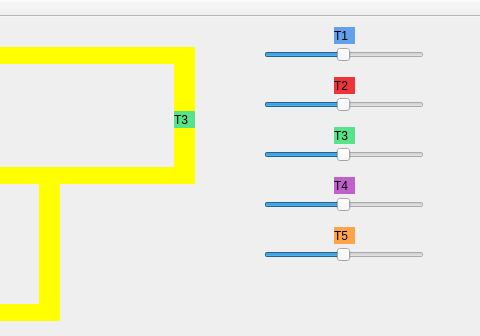
This is mainwindow.ui in angelomiray/OS-U2-Trains as Qt 5 draws it before an edit; both pictures show x 696 to 1176 and y 0 to 336 of the 1176 by 459 pixel window. The edited form follows.
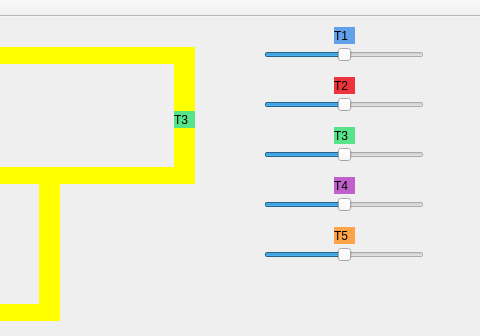
This is the edited form.

```diff
--- a/mainwindow.ui
+++ b/mainwindow.ui
@@ -322,7 +322,7 @@
      </rect>
     </property>
     <property name="minimum">
-     <number>1</number>
+     <number>0</number>
     </property>
     <property name="maximum">
      <number>200</number>
@@ -344,7 +344,7 @@
      </rect>
     </property>
     <property name="minimum">
-     <number>1</number>
+     <number>0</number>
     </property>
     <property name="maximum">
      <number>200</number>
@@ -366,7 +366,7 @@
      </rect>
     </property>
     <property name="minimum">
-     <number>1</number>
+     <number>0</number>
     </property>
     <property name="maximum">
      <number>200</number>
@@ -404,7 +404,7 @@
      </rect>
     </property>
     <property name="minimum">
-     <number>1</number>
+     <number>0</number>
     </property>
     <property name="maximum">
      <number>200</number>
@@ -442,7 +442,7 @@
      </rect>
     </property>
     <property name="minimum">
-     <number>1</number>
+     <number>0</number>
     </property>
     <property name="maximum">
      <number>200</number>
```
